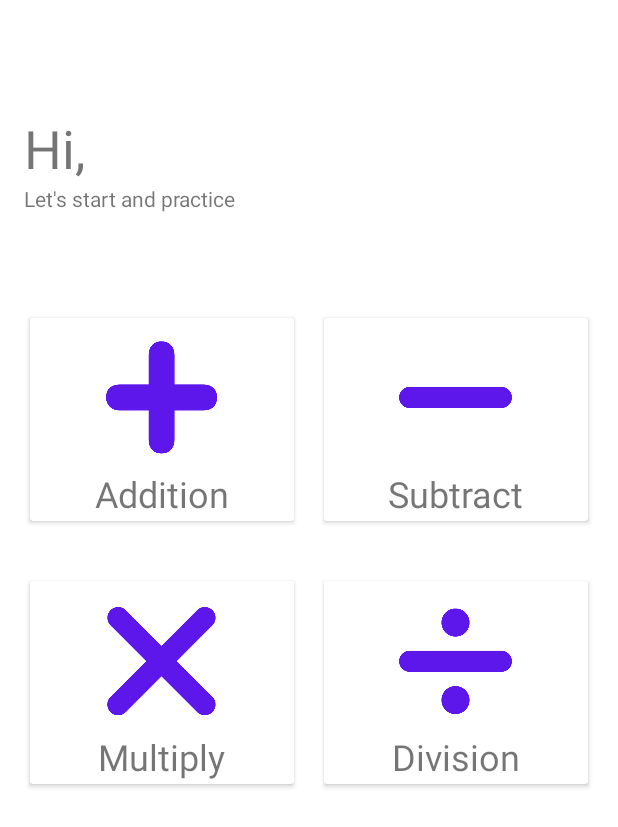
After one commit to sachinsah1997/MathQuiz, an Android app: the DashboardActivity screen opened directly, with no data from a screen before it, on a phone screen of 412 x 824 dp. The commit adds this screen. Shown: the top 827 px of the screen. Run offline under Robolectric (Android 15) with nearby library versions, the phone set to English and light mode, and no system bars.

Commit message:
Create Dashboard and added pictures to it

```diff
--- a/app/src/main/AndroidManifest.xml
+++ b/app/src/main/AndroidManifest.xml
@@ -18,6 +18,7 @@
             </intent-filter>
         </activity>
         <activity android:name=".MainActivity"/>
+        <activity android:name=".DashboardActivity"/>
     </application>
 
 </manifest>
--- /dev/null
+++ b/app/src/main/java/com/sachinsah/mathapp/DashboardActivity.java
@@ -0,0 +1,12 @@
+package com.sachinsah.mathapp;
+
+import android.os.Bundle;
+import androidx.appcompat.app.AppCompatActivity;
+
+public class DashboardActivity extends AppCompatActivity {
+    @Override
+    protected void onCreate(Bundle savedInstanceState) {
+        super.onCreate(savedInstanceState);
+        setContentView(R.layout.activity_dashboard);
+    }
+}
--- a/app/src/main/java/com/sachinsah/mathapp/MainActivity.java
+++ b/app/src/main/java/com/sachinsah/mathapp/MainActivity.java
@@ -2,13 +2,26 @@ package com.sachinsah.mathapp;
 
 import androidx.appcompat.app.AppCompatActivity;
 
+import android.content.Intent;
 import android.os.Bundle;
+import android.view.View;
+import android.widget.Button;
+
+import com.google.android.material.button.MaterialButton;
 
 public class MainActivity extends AppCompatActivity {
 
+    private MaterialButton continueButton;
     @Override
     protected void onCreate(Bundle savedInstanceState) {
         super.onCreate(savedInstanceState);
         setContentView(R.layout.activity_main);
+
+        continueButton = (MaterialButton)findViewById(R.id.ma_continue);
+
+        continueButton.setOnClickListener(v -> {
+            Intent intent = new Intent(getApplicationContext(), DashboardActivity.class);
+            startActivity(intent);
+        });
     }
 }
--- /dev/null
+++ b/app/src/main/res/layout/activity_dashboard.xml
@@ -0,0 +1,168 @@
+<?xml version="1.0" encoding="utf-8"?>
+<ScrollView xmlns:android="http://schemas.android.com/apk/res/android"
+    xmlns:app="http://schemas.android.com/apk/res-auto"
+    xmlns:tools="http://schemas.android.com/tools"
+    android:layout_width="match_parent"
+    android:layout_height="match_parent"
+    tools:context=".MainActivity">
+
+    <androidx.constraintlayout.widget.ConstraintLayout
+        android:layout_width="match_parent"
+        android:layout_height="wrap_content"
+        android:background="#FFFFFF">
+
+        <LinearLayout
+            android:id="@+id/linearLayoutStart"
+            android:layout_width="match_parent"
+            android:layout_height="match_parent"
+            android:paddingLeft="16dp"
+            android:paddingRight="16dp"
+            android:orientation="vertical"
+            android:gravity="center">
+        <TextView
+            android:id="@+id/textViewName"
+            android:layout_width="match_parent"
+            android:layout_height="wrap_content"
+            android:text="Hi,"
+            android:textSize="35sp"
+            android:layout_marginTop="75dp"/>
+        <TextView
+            android:id="@+id/textViewDesc"
+            android:layout_width="match_parent"
+            android:layout_height="wrap_content"
+            android:text="Let's start and practice"/>
+        </LinearLayout>
+
+        <LinearLayout
+            android:id="@+id/linearLayout"
+            android:layout_width="0dp"
+            android:layout_height="175dp"
+            android:orientation="horizontal"
+            android:padding="10dp"
+            android:layout_marginTop="50dp"
+            app:layout_constraintEnd_toEndOf="parent"
+            app:layout_constraintHorizontal_bias="0.0"
+            app:layout_constraintStart_toStartOf="parent"
+            app:layout_constraintTop_toBottomOf="@+id/linearLayoutStart">
+            <androidx.cardview.widget.CardView
+                android:layout_width="0dp"
+                android:layout_height="match_parent"
+                android:layout_margin="10dp"
+                android:layout_weight="1">
+                <RelativeLayout
+                    android:layout_width="match_parent"
+                    android:layout_height="match_parent">
+                    <TextView
+                        android:id="@+id/textView3"
+                        android:layout_width="wrap_content"
+                        android:layout_height="wrap_content"
+                        android:layout_below="@id/bus"
+                        android:layout_centerHorizontal="true"
+                        android:layout_marginTop="10dp"
+                        android:text="Addition"
+                        android:textSize="24sp" />
+                    <ImageView
+                        android:id="@+id/bus"
+                        android:layout_width="75dp"
+                        android:layout_height="75dp"
+                        android:layout_centerHorizontal="true"
+                        android:layout_marginTop="15dp"
+                        app:srcCompat="@drawable/add" />
+                </RelativeLayout>
+            </androidx.cardview.widget.CardView>
+
+            <androidx.cardview.widget.CardView
+                android:layout_width="0dp"
+                android:layout_height="match_parent"
+                android:layout_margin="10dp"
+                android:layout_weight="1">
+
+                <RelativeLayout
+                    android:layout_width="match_parent"
+                    android:layout_height="match_parent">
+
+                    <TextView
+                        android:id="@+id/textView4"
+                        android:layout_width="wrap_content"
+                        android:layout_height="wrap_content"
+                        android:layout_below="@id/imageView3"
+                        android:layout_centerHorizontal="true"
+                        android:layout_marginTop="10dp"
+                        android:text="Subtract"
+                        android:textSize="24sp" />
+
+                    <ImageView
+                        android:id="@+id/imageView3"
+                        android:layout_width="75dp"
+                        android:layout_height="75dp"
+                        android:layout_centerHorizontal="true"
+                        android:layout_marginTop="15dp"
+                        app:srcCompat="@drawable/sub" />
+                </RelativeLayout>
+            </androidx.cardview.widget.CardView>
+        </LinearLayout>
+        <LinearLayout
+            android:id="@+id/linearLayout2"
+            android:layout_width="0dp"
+            android:layout_height="175dp"
+            android:orientation="horizontal"
+            android:padding="10dp"
+            app:layout_constraintEnd_toEndOf="parent"
+            app:layout_constraintHorizontal_bias="0.0"
+            app:layout_constraintStart_toStartOf="parent"
+            app:layout_constraintTop_toBottomOf="@+id/linearLayout">
+            <androidx.cardview.widget.CardView
+                android:layout_width="0dp"
+                android:layout_height="match_parent"
+                android:layout_margin="10dp"
+                android:layout_weight="1">
+                <RelativeLayout
+                    android:layout_width="match_parent"
+                    android:layout_height="match_parent">
+                    <TextView
+                        android:id="@+id/textView6"
+                        android:layout_width="wrap_content"
+                        android:layout_height="wrap_content"
+                        android:layout_below="@id/bus1"
+                        android:layout_centerHorizontal="true"
+                        android:layout_marginTop="10dp"
+                        android:text="Multiply"
+                        android:textSize="24sp" />
+                    <ImageView
+                        android:id="@+id/bus1"
+                        android:layout_width="75dp"
+                        android:layout_height="75dp"
+                        android:layout_centerHorizontal="true"
+                        android:layout_marginTop="15dp"
+                        app:srcCompat="@drawable/mul" />
+                </RelativeLayout>
+            </androidx.cardview.widget.CardView>
+            <androidx.cardview.widget.CardView
+                android:layout_width="0dp"
+                android:layout_height="match_parent"
+                android:layout_margin="10dp"
+                android:layout_weight="1">
+                <RelativeLayout
+                    android:layout_width="match_parent"
+                    android:layout_height="match_parent">
+                    <TextView
+                        android:id="@+id/textView7"
+                        android:layout_width="wrap_content"
+                        android:layout_height="wrap_content"
+                        android:layout_below="@id/train"
+                        android:layout_centerHorizontal="true"
+                        android:layout_marginTop="10dp"
+                        android:text="Division"
+                        android:textSize="24sp"/>
+                    <ImageView
+                        android:id="@+id/train"
+                        android:layout_width="75dp"
+                        android:layout_height="75dp"
+                        android:layout_centerHorizontal="true"
+                        android:layout_marginTop="15dp"
+                        app:srcCompat="@drawable/div"/>
+                </RelativeLayout>
+            </androidx.cardview.widget.CardView>
+        </LinearLayout>
+    </androidx.constraintlayout.widget.ConstraintLayout>
+</ScrollView>
```
Also changed, not shown: app/src/main/res/drawable/add.png (added), app/src/main/res/drawable/div.png (added), app/src/main/res/drawable/mul.png (added), app/src/main/res/drawable/smile.png (added), app/src/main/res/drawable/sub.png (added), 11 other files.
